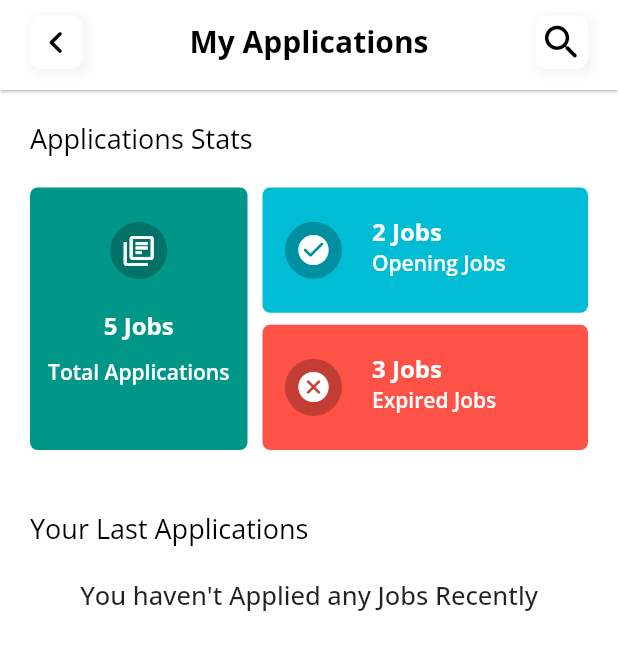
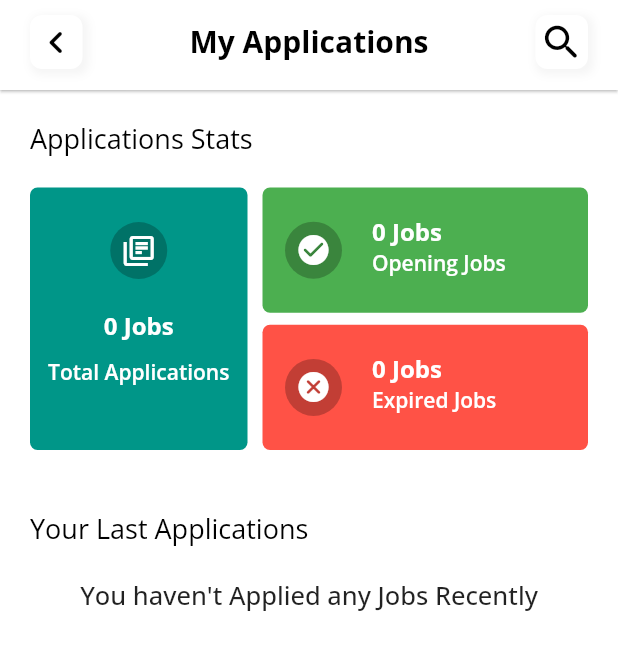
Before and after one commit to thetooaung07/job-portal, a Flutter app: the ApplicationsPage screen opened by its route, on a phone screen of 412 x 824 dp. Shown: the top 650 px of the screen. Run offline on Flutter 3.47's test engine with Material 2 defaults, Android fonts, the phone set to English and light mode, and no system bars; our stand-ins replace cloud_firestore, file_picker, firebase_auth, firebase_core, firebase_storage, flutter_svg and 3 more; accounts and stored records are empty; statements that could not run were skipped.

Commit message:
Adjust UI

```diff
--- a/analysis_options.yaml
+++ b/analysis_options.yaml
@@ -7,7 +7,7 @@
 
 # The following line activates a set of recommended lints for Flutter apps,
 # packages, and plugins designed to encourage good coding practices.
-include: package:flutter_lints/flutter.yaml
+# include: package:flutter_lints/flutter.yaml
 
 linter:
   # The lint rules applied to this project can be customized in the
--- a/lib/view/applications_page.dart
+++ b/lib/view/applications_page.dart
@@ -234,12 +234,18 @@ class JobCountDiagram extends StatelessWidget {
                   const SizedBox(
                     height: 20,
                   ),
-                  const Text(
-                    "5 Jobs",
+                  GetX<ApplicationsPageController>(
+                    builder: (controller) {
+                      int count = controller.appliedJobsList.length;
+
+                      return Text(
+                        "$count Jobs",
                         style: TextStyle(
                             fontSize: 16,
                             fontWeight: FontWeight.w700,
                             color: Colors.white),
+                      );
+                    },
                   ),
                   const SizedBox(
                     height: 10,
@@ -262,19 +268,18 @@ class JobCountDiagram extends StatelessWidget {
             flex: 7,
             // color: Colors.teal,
             child: Column(
-              children: const [
+              children: [
                 Expanded(
                     child: HorizontalCard(
                         jobType: "Opening Jobs",
-                      job: "2 Jobs",
+                        job: "0",
                         icon: Icons.check_circle_rounded,
-                      margin: EdgeInsets.only(bottom: 4),
-                      color: Colors.cyan),
-                ),
-                Expanded(
+                        margin: const EdgeInsets.only(bottom: 4),
+                        color: Colors.green.shade500)),
+                const Expanded(
                   child: HorizontalCard(
                       jobType: "Expired Jobs",
-                      job: "3 Jobs",
+                      job: "0",
                       icon: Icons.cancel_rounded,
                       margin: EdgeInsets.only(top: 4),
                       color: Color.fromARGB(255, 255, 82, 70)),
@@ -334,7 +339,7 @@ class HorizontalCard extends StatelessWidget {
             crossAxisAlignment: CrossAxisAlignment.start,
             children: [
               Text(
-                job,
+                "$job Jobs",
                 style: const TextStyle(
                     fontSize: 16,
                     fontWeight: FontWeight.w700,
--- a/lib/view/jobs_page.dart
+++ b/lib/view/jobs_page.dart
@@ -25,7 +25,7 @@ class JobsPage extends StatelessWidget {
             ),
           ),
         ),
-        label: "Jobs",
+        label: "Your Jobs",
         action: [
           Container(
             margin: const EdgeInsets.fromLTRB(0, 10, 20, 10),
```
Also changed, not shown: lib/view/saved_jobs_page.dart (+25 -51 lines), lib/widgets/job_post_card_vt.dart (+4 -4 lines). Lines whose indentation alone changed are shown as unchanged.
